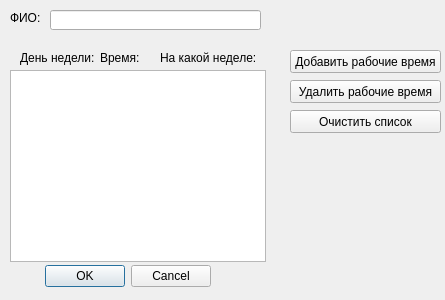
Before: the Qt Designer form changeteacherfrom.ui in BlackSerperior6/ScheduleDepartmentProgram, drawn with Qt 5.
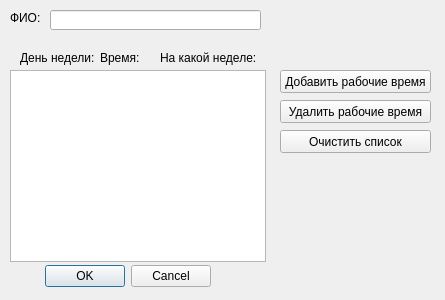
After: the same form once the commit is applied.

Diff of the .ui file:
```diff
--- a/changeteacherfrom.ui
+++ b/changeteacherfrom.ui
@@ -77,8 +77,8 @@
   <widget class="QPushButton" name="AddButton">
    <property name="geometry">
     <rect>
-     <x>290</x>
-     <y>50</y>
+     <x>280</x>
+     <y>70</y>
      <width>151</width>
      <height>23</height>
     </rect>
@@ -90,8 +90,8 @@
   <widget class="QPushButton" name="RemoveButton">
    <property name="geometry">
     <rect>
-     <x>290</x>
-     <y>80</y>
+     <x>280</x>
+     <y>100</y>
      <width>151</width>
      <height>23</height>
     </rect>
@@ -142,8 +142,8 @@
   <widget class="QPushButton" name="ClearButton">
    <property name="geometry">
     <rect>
-     <x>290</x>
-     <y>110</y>
+     <x>280</x>
+     <y>130</y>
      <width>151</width>
      <height>23</height>
     </rect>
```
